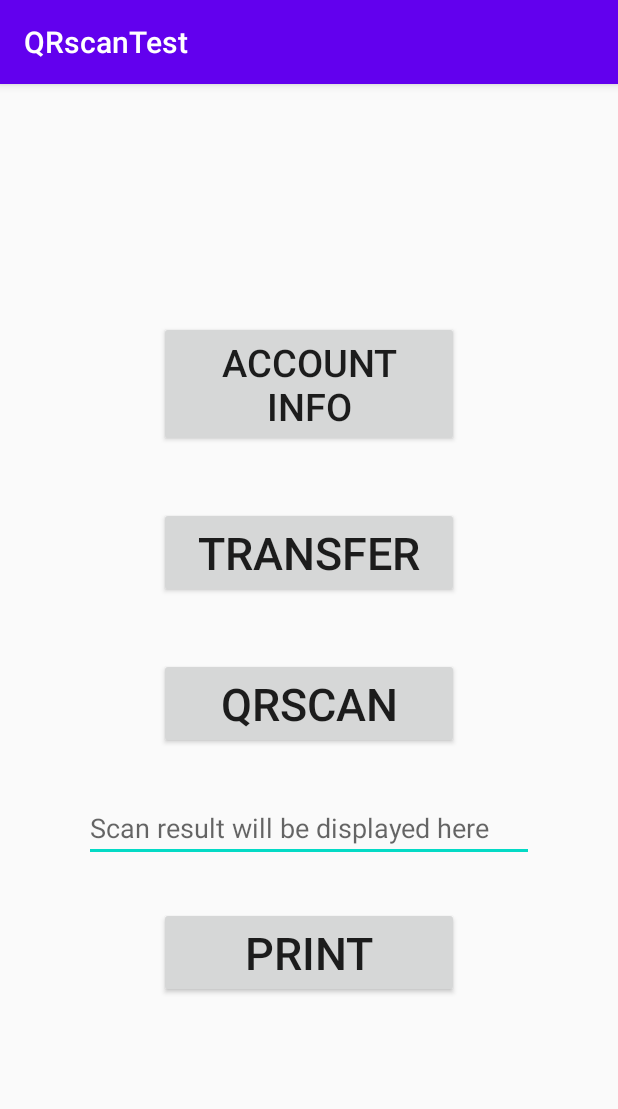
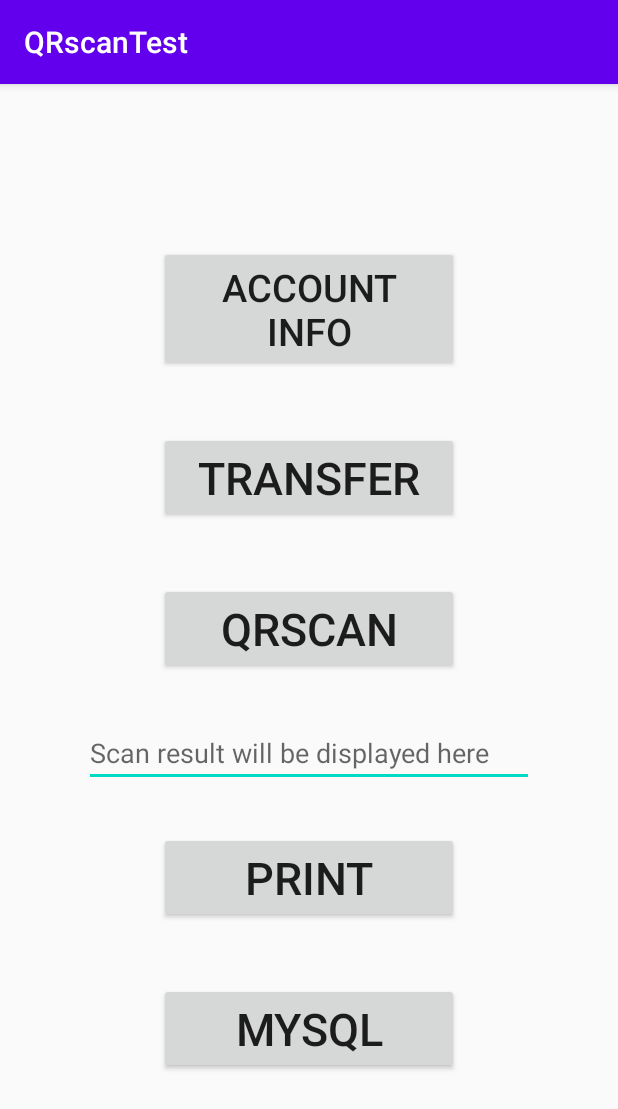
Before and after one commit to louisewang1/cryptomoneyAPP, an Android app: the MainActivity screen opened directly, with no data from a screen before it, on a phone screen of 412 x 824 dp. Shown: the top 1109 px of the screen. Run offline under Robolectric (Android 15) with nearby library versions, the phone set to English and light mode, and no system bars.

Commit message:
add btn Mysql

```diff
--- a/QRscanTest/app/src/main/res/layout/activity_main.xml
+++ b/QRscanTest/app/src/main/res/layout/activity_main.xml
@@ -51,4 +51,15 @@
         android:layout_gravity="center_horizontal"
         android:textSize="30sp" >
     </Button>
+
+    <Button
+        android:id="@+id/sql"
+        android:layout_width="200dp"
+        android:layout_height="wrap_content"
+        android:layout_margin="20dp"
+        android:text="MySQL"
+        android:textSize="30sp"
+        android:layout_gravity="center_horizontal" >
+    </Button>
+
 </LinearLayout>
```
Also changed, not shown: QRscanTest/app/src/main/java/com/example/cryptomoney/MainActivity.java (+39 -0 lines).
